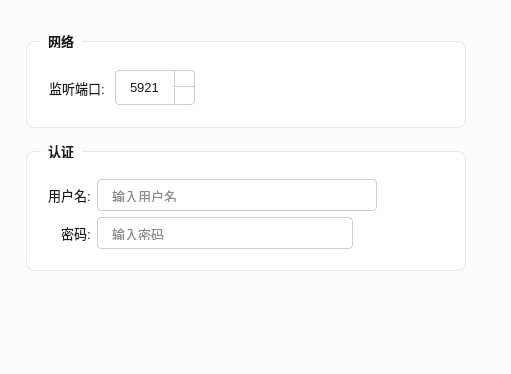
Old version of the form src/ui/settingsdialog.ui in the repository JiaYongChen/CrossRemoteDesktop; both pictures show x 189 to 700 and y 0 to 374 of the 700 by 500 pixel window.
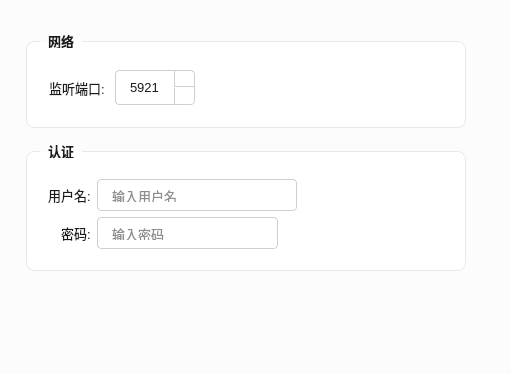
New version of the form. The open tabs and pages were chosen to show the change. Icons and pictures are not drawn.

Commit message: style: 认证输入框缩窄——用户名 200px，密码 181px+5px spacer+14px 按钮 = 200px

Diff of the .ui file:
```diff
--- a/src/ui/settingsdialog.ui
+++ b/src/ui/settingsdialog.ui
@@ -691,7 +691,7 @@
                    <size><width>0</width><height>32</height></size>
                   </property>
                   <property name="maximumSize">
-                   <size><width>280</width><height>32</height></size>
+                   <size><width>200</width><height>32</height></size>
                   </property>
                   <property name="placeholderText">
                    <string>输入用户名</string>
@@ -713,7 +713,7 @@
                      <size><width>0</width><height>32</height></size>
                     </property>
                     <property name="maximumSize">
-                     <size><width>256</width><height>32</height></size>
+                     <size><width>181</width><height>32</height></size>
                     </property>
                     <property name="echoMode">
                      <enum>QLineEdit::Password</enum>
@@ -733,7 +733,7 @@
                     </property>
                     <property name="sizeHint" stdset="0">
                      <size>
-                      <width>10</width>
+                      <width>5</width>
                       <height>0</height>
                      </size>
                     </property>
```
The commit also changes 1 other file.
